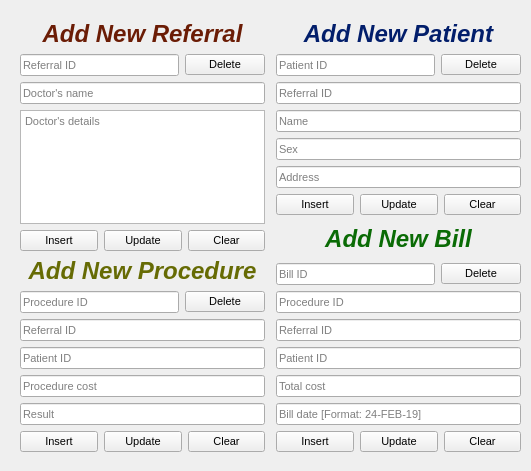
Above: src/ui/MainWindow.ui from Rizwan-Hasan/Hospital-Database-Management-System-Design before the change. Below: the same form after it.
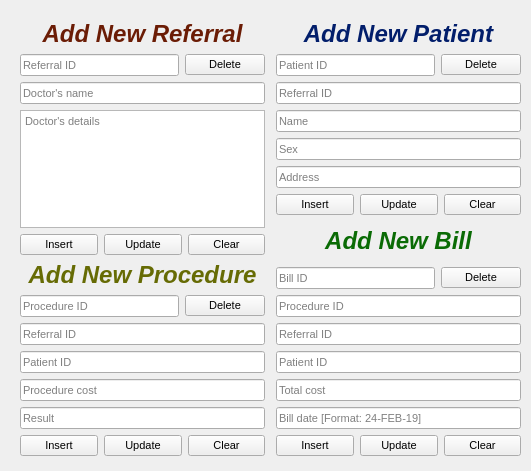
That is the form after the change. Icons and pictures are not drawn.

```diff
--- a/src/ui/MainWindow.ui
+++ b/src/ui/MainWindow.ui
@@ -55,7 +55,7 @@
      <x>10</x>
      <y>10</y>
      <width>521</width>
-     <height>452</height>
+     <height>456</height>
     </rect>
    </property>
    <layout class="QGridLayout" name="Tables">
```
Left out of the diff: 64 changed lines with no effect on the pictures.
